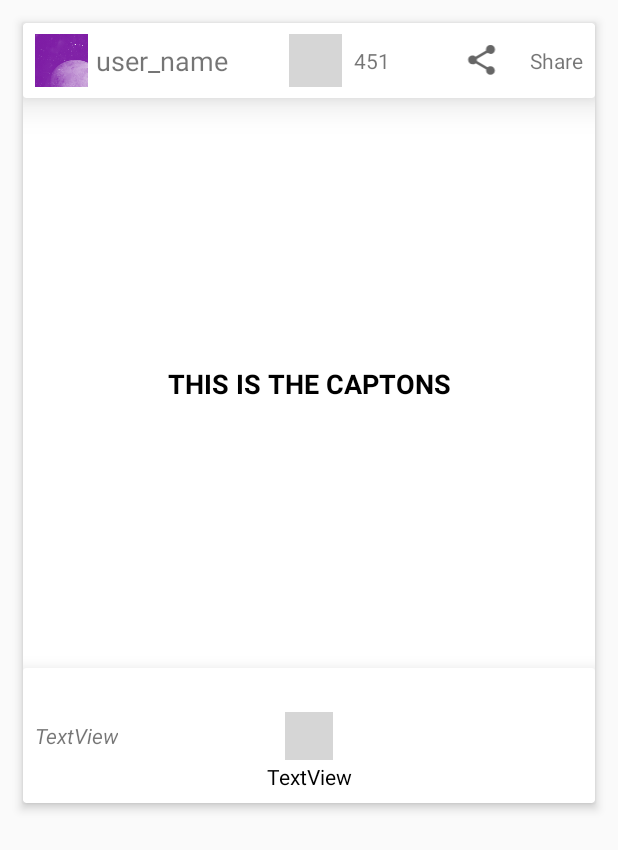
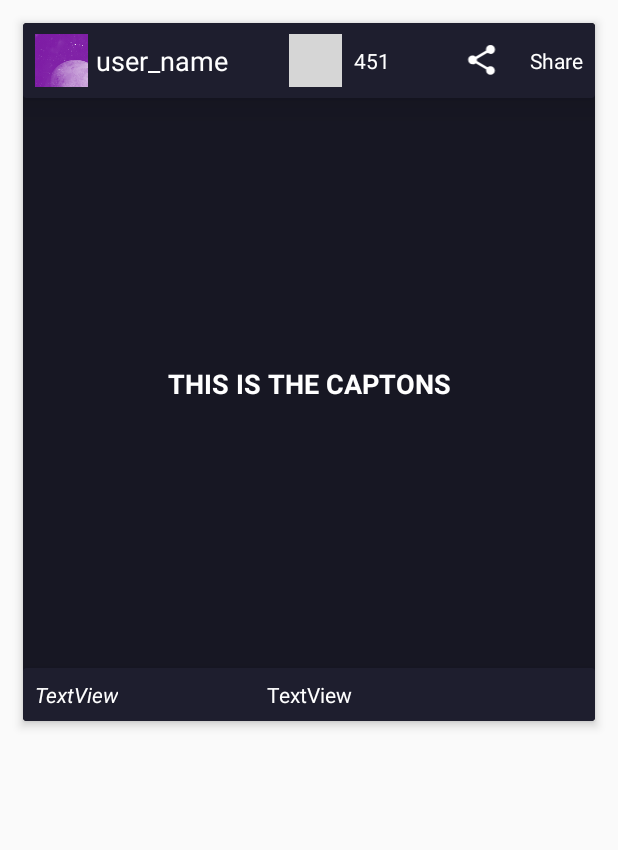
Before and after one commit to nitpydev/Gyanith20-app, an Android app: the SpecificPostActivity screen opened directly, with no data from a screen before it, on a phone screen of 412 x 824 dp. Shown: the top 850 px of the screen. Run offline under Robolectric (Android 15) with nearby library versions, the phone set to English and light mode, and no system bars; libraries missing offline, so code that uses them is left out: com.tbuonomo.viewpagerdotsindicator; plain views replace SpringDotsIndicator; network calls fail; Roboto replaces fonts that are not available here; 1 statement that could not run was skipped; grey boxes are pictures that could not be loaded.

Commit message:
dark post theme

```diff
--- a/app/src/main/res/layout/view_post.xml
+++ b/app/src/main/res/layout/view_post.xml
@@ -6,6 +6,7 @@
     android:layout_height="wrap_content"
     android:layout_margin="15dp"
     android:orientation="vertical"
+    app:cardBackgroundColor="@color/topbar"
     app:cardElevation="4dp">
 
     <androidx.constraintlayout.widget.ConstraintLayout
@@ -16,6 +17,7 @@
             android:id="@+id/materialCardView2"
             android:layout_width="match_parent"
             android:layout_height="wrap_content"
+            app:cardBackgroundColor="@color/topb"
             app:cardElevation="15dp"
             app:layout_constraintEnd_toEndOf="parent"
             app:layout_constraintStart_toStartOf="parent"
@@ -40,6 +42,7 @@
                         android:layout_width="wrap_content"
                         android:layout_height="wrap_content"
                         android:layout_weight="1"
+                        android:tint="@color/txtColor"
                         app:srcCompat="?attr/actionModeShareDrawable" />
 
                     <TextView
@@ -48,7 +51,8 @@
                         android:layout_marginLeft="8dp"
                         android:layout_marginRight="8dp"
                         android:gravity="center_vertical"
-                        android:text="Share" />
+                        android:text="Share"
+                        android:textColor="#FFFFFF" />
                 </LinearLayout>
 
                 <LinearLayout
@@ -76,6 +80,7 @@
                         android:layout_marginStart="5dp"
                         android:gravity="center_vertical"
                         android:text="user_name"
+                        android:textColor="@color/txtColor"
                         android:textSize="18sp" />
                 </LinearLayout>
 
@@ -105,7 +110,8 @@
                         android:layout_marginLeft="8dp"
                         android:layout_marginRight="8dp"
                         android:gravity="center_vertical"
-                        android:text="451" />
+                        android:text="451"
+                        android:textColor="@color/txtColor" />
                 </LinearLayout>
 
 
@@ -131,6 +137,7 @@
             android:id="@+id/materialCardView"
             android:layout_width="0dp"
             android:layout_height="wrap_content"
+            app:cardBackgroundColor="@color/topb"
             app:cardElevation="15dp"
             app:layout_constraintBottom_toBottomOf="parent"
             app:layout_constraintEnd_toEndOf="parent"
@@ -145,9 +152,10 @@
                     android:layout_width="wrap_content"
                     android:layout_height="wrap_content"
                     android:layout_marginStart="8dp"
+                    android:layout_marginTop="8dp"
                     android:text="TextView"
+                    android:textColor="@color/txtColor"
                     android:textStyle="italic"
-                    app:layout_constraintBottom_toBottomOf="parent"
                     app:layout_constraintStart_toStartOf="parent"
                     app:layout_constraintTop_toTopOf="parent" />
 
@@ -156,26 +164,28 @@
                     android:layout_width="wrap_content"
                     android:layout_height="wrap_content"
                     android:layout_margin="8dp"
+                    android:layout_marginTop="8dp"
                     android:text="TextView"
                     android:textAlignment="center"
-                    android:textColor="#000000"
+                    android:textColor="@color/txtColor"
                     app:layout_constraintBottom_toBottomOf="parent"
                     app:layout_constraintEnd_toEndOf="parent"
                     app:layout_constraintStart_toStartOf="parent"
-                    app:layout_constraintTop_toBottomOf="@+id/post_timestamp_txt" />
+                    app:layout_constraintTop_toBottomOf="@+id/dots" />
 
                 <com.tbuonomo.viewpagerdotsindicator.SpringDotsIndicator
                     android:id="@+id/dots"
                     android:layout_width="wrap_content"
                     android:layout_height="wrap_content"
+                    android:layout_marginTop="8dp"
+                    android:visibility="gone"
                     app:dampingRatio="0.5"
-                    app:dotsColor="@color/colorPrimaryDark"
+                    app:dotsColor="@color/txtColor"
                     app:dotsCornerRadius="2dp"
                     app:dotsSize="16dp"
                     app:dotsSpacing="6dp"
-                    app:dotsStrokeColor="@color/colorPrimaryDark"
+                    app:dotsStrokeColor="@color/colorAccent"
                     app:dotsStrokeWidth="2dp"
-                    app:layout_constraintBottom_toBottomOf="parent"
                     app:layout_constraintEnd_toEndOf="parent"
                     app:layout_constraintStart_toStartOf="parent"
                     app:layout_constraintTop_toTopOf="parent"
@@ -193,7 +203,7 @@
             android:layout_height="wrap_content"
             android:text="THIS IS THE CAPTONS"
             android:textAlignment="center"
-            android:textColor="#000000"
+            android:textColor="@color/txtColor"
             android:textSize="18sp"
             android:textStyle="bold"
             app:layout_constraintBottom_toTopOf="@+id/materialCardView"
--- a/app/src/main/res/values/colors.xml
+++ b/app/src/main/res/values/colors.xml
@@ -12,4 +12,5 @@
     <color name="redd">#ff0111</color>
     <color name="cardbg">#373748</color>
     <color name="unselected">#64FFFFFF</color>
+    <color name="txtColor">#ffffff</color>
 </resources>
```
